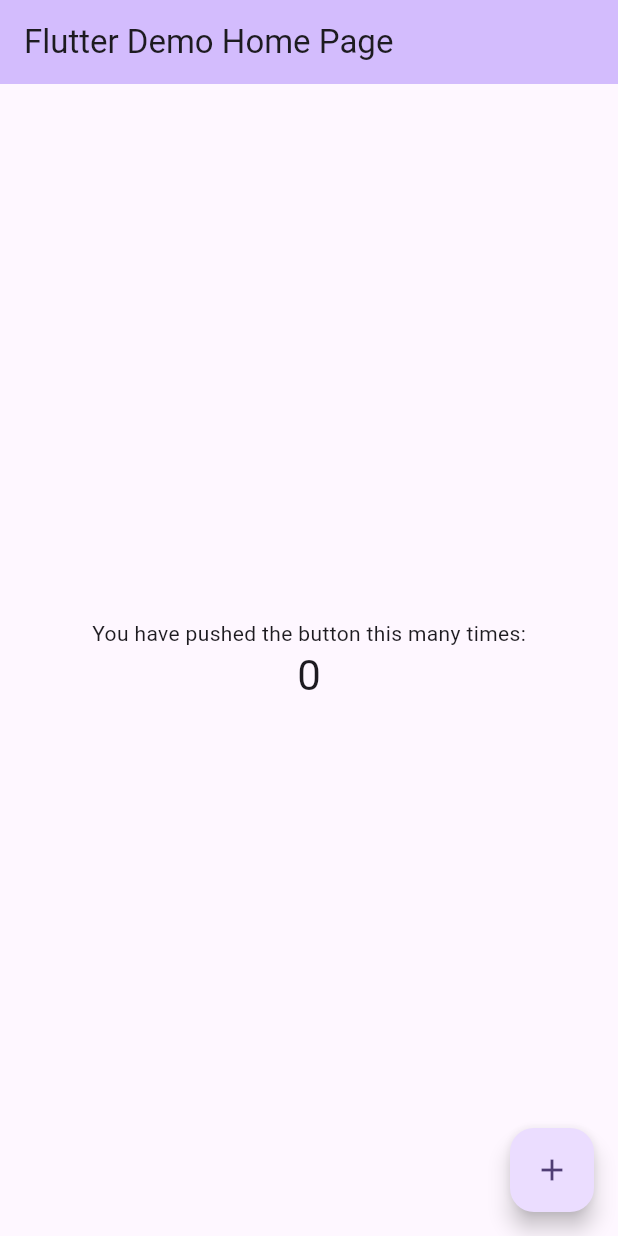
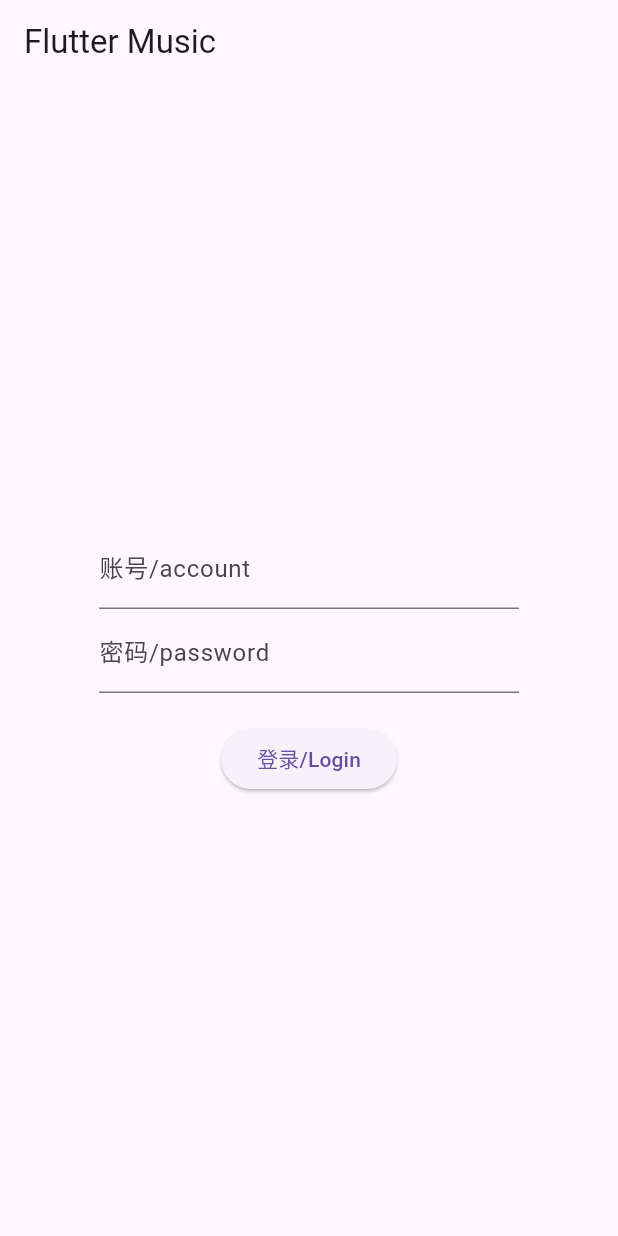
Before and after one commit to iHe1u0/FlMusic, a Flutter app: the screen it shows after launch, on a phone screen of 412 x 824 dp. Run offline on Flutter 3.47's test engine with Material 3 defaults, Android fonts, the phone set to English and light mode, and no system bars.

Commit message:
Add login UI, add permission of Android

```diff
--- a/lib/main.dart
+++ b/lib/main.dart
@@ -1,4 +1,7 @@
+import 'package:flmusic/pages/music_list.dart';
 import 'package:flutter/material.dart';
+
+import 'pages/login.dart';
 
 void main() {
   runApp(const MyApp());
@@ -7,119 +10,21 @@
 class MyApp extends StatelessWidget {
   const MyApp({super.key});
 
-  // This widget is the root of your application.
   @override
   Widget build(BuildContext context) {
+    // return MaterialApp(
+    //   title: 'Flutter Music',
+    //   theme: ThemeData(
+    //     primarySwatch: Colors.blue,
+    //   ),
+    //   home: const LoginPage(),
+    // );
     return MaterialApp(
-      title: 'Flutter Demo',
-      theme: ThemeData(
-        // This is the theme of your application.
-        //
-        // TRY THIS: Try running your application with "flutter run". You'll see
-        // the application has a purple toolbar. Then, without quitting the app,
-        // try changing the seedColor in the colorScheme below to Colors.green
-        // and then invoke "hot reload" (save your changes or press the "hot
-        // reload" button in a Flutter-supported IDE, or press "r" if you used
-        // the command line to start the app).
-        //
-        // Notice that the counter didn't reset back to zero; the application
-        // state is not lost during the reload. To reset the state, use hot
-        // restart instead.
-        //
-        // This works for code too, not just values: Most code changes can be
-        // tested with just a hot reload.
-        colorScheme: ColorScheme.fromSeed(seedColor: Colors.deepPurple),
-        useMaterial3: true,
-      ),
-      home: const MyHomePage(title: 'Flutter Demo Home Page'),
+      title: 'Flutter Music',
+      routes: {
+        "/": (context) => const LoginPage(),
+        "/music_list": (context) => const MusicListPage()
+      },
     );
   }
 }
-
-class MyHomePage extends StatefulWidget {
-  const MyHomePage({super.key, required this.title});
-
-  // This widget is the home page of your application. It is stateful, meaning
-  // that it has a State object (defined below) that contains fields that affect
-  // how it looks.
-
-  // This class is the configuration for the state. It holds the values (in this
-  // case the title) provided by the parent (in this case the App widget) and
-  // used by the build method of the State. Fields in a Widget subclass are
-  // always marked "final".
-
-  final String title;
-
-  @override
-  State<MyHomePage> createState() => _MyHomePageState();
-}
-
-class _MyHomePageState extends State<MyHomePage> {
-  int _counter = 0;
-
-  void _incrementCounter() {
-    setState(() {
-      // This call to setState tells the Flutter framework that something has
-      // changed in this State, which causes it to rerun the build method below
-      // so that the display can reflect the updated values. If we changed
-      // _counter without calling setState(), then the build method would not be
-      // called again, and so nothing would appear to happen.
-      _counter++;
-    });
-  }
-
-  @override
-  Widget build(BuildContext context) {
-    // This method is rerun every time setState is called, for instance as done
-    // by the _incrementCounter method above.
-    //
-    // The Flutter framework has been optimized to make rerunning build methods
-    // fast, so that you can just rebuild anything that needs updating rather
-    // than having to individually change instances of widgets.
-    return Scaffold(
-      appBar: AppBar(
-        // TRY THIS: Try changing the color here to a specific color (to
-        // Colors.amber, perhaps?) and trigger a hot reload to see the AppBar
-        // change color while the other colors stay the same.
-        backgroundColor: Theme.of(context).colorScheme.inversePrimary,
-        // Here we take the value from the MyHomePage object that was created by
-        // the App.build method, and use it to set our appbar title.
-        title: Text(widget.title),
-      ),
-      body: Center(
-        // Center is a layout widget. It takes a single child and positions it
-        // in the middle of the parent.
-        child: Column(
-          // Column is also a layout widget. It takes a list of children and
-          // arranges them vertically. By default, it sizes itself to fit its
-          // children horizontally, and tries to be as tall as its parent.
-          //
-          // Column has various properties to control how it sizes itself and
-          // how it positions its children. Here we use mainAxisAlignment to
-          // center the children vertically; the main axis here is the vertical
-          // axis because Columns are vertical (the cross axis would be
-          // horizontal).
-          //
-          // TRY THIS: Invoke "debug painting" (choose the "Toggle Debug Paint"
-          // action in the IDE, or press "p" in the console), to see the
-          // wireframe for each widget.
-          mainAxisAlignment: MainAxisAlignment.center,
-          children: <Widget>[
-            const Text(
-              'You have pushed the button this many times:',
-            ),
-            Text(
-              '$_counter',
-              style: Theme.of(context).textTheme.headlineMedium,
-            ),
-          ],
-        ),
-      ),
-      floatingActionButton: FloatingActionButton(
-        onPressed: _incrementCounter,
-        tooltip: 'Increment',
-        child: const Icon(Icons.add),
-      ), // This trailing comma makes auto-formatting nicer for build methods.
-    );
-  }
-}
--- /dev/null
+++ b/lib/models/user.dart
@@ -0,0 +1,21 @@
+import 'dart:convert';
+import 'dart:typed_data';
+
+import 'package:crypto/crypto.dart';
+import 'package:flutter/foundation.dart';
+
+/// user model
+class User {
+  final String account;
+
+  User(this.account);
+
+  String generateUserKey() {
+    if (kDebugMode) {
+      return account;
+    }
+    Uint8List content = const Utf8Encoder().convert(account);
+    Digest digest = md5.convert(content);
+    return digest.toString();
+  }
+}
--- /dev/null
+++ b/lib/pages/login.dart
@@ -0,0 +1,93 @@
+import 'package:flmusic/models/user.dart';
+import 'package:flutter/foundation.dart';
+import 'package:flutter/material.dart';
+
+class LoginPage extends StatefulWidget {
+  const LoginPage({super.key});
+
+  @override
+  // ignore: library_private_types_in_public_api
+  _LoginPageState createState() => _LoginPageState();
+}
+
+class _LoginPageState extends State<LoginPage> {
+  final _formKey = GlobalKey<FormState>();
+  final TextEditingController _usernameController = TextEditingController();
+  final TextEditingController _passwordController = TextEditingController();
+
+  void _login() {
+    if (_formKey.currentState?.validate() == true) {
+      String username = _usernameController.text;
+      String password = _passwordController.text;
+
+      // 模拟登录处理逻辑
+      if (kDebugMode) {
+        ScaffoldMessenger.of(context).showSnackBar(SnackBar(
+          content: Text(
+              'Logging in with username: $username and password: $password'),
+        ));
+      }
+      // 跳转页面
+      Navigator.pushNamed(context, "/music_list",
+          arguments: User(username.isEmpty ? "kc_user" : username));
+    }
+  }
+
+  @override
+  Widget build(BuildContext context) {
+    return Scaffold(
+      appBar: AppBar(
+        title: const Text('Flutter Music'),
+      ),
+      body: Padding(
+        padding: const EdgeInsets.all(16.0),
+        child: Form(
+          key: _formKey,
+          child: Column(
+            mainAxisAlignment: MainAxisAlignment.center,
+            children: <Widget>[
+              Padding(
+                padding: const EdgeInsets.symmetric(horizontal: 50.0),
+                child: TextFormField(
+                  controller: _usernameController,
+                  decoration: const InputDecoration(labelText: '账号/account'),
+                  validator: (value) {
+                    if (kDebugMode) {
+                      return null;
+                    }
+                    if (value == null || value.isEmpty) {
+                      return 'Please enter your username';
+                    }
+                    return null;
+                  },
+                ),
+              ),
+              Padding(
+                padding: const EdgeInsets.symmetric(horizontal: 50.0),
+                child: TextFormField(
+                  controller: _passwordController,
+                  obscureText: true,
+                  decoration: const InputDecoration(labelText: '密码/password'),
+                  validator: (value) {
+                    if (kDebugMode) {
+                      return null;
+                    }
+                    if (value == null || value.isEmpty) {
+                      return 'Please enter your password';
+                    }
+                    return null;
+                  },
+                ),
+              ),
+              const SizedBox(height: 20),
+              ElevatedButton(
+                onPressed: _login,
+                child: const Text('登录/Login'),
+              ),
+            ],
+          ),
+        ),
+      ),
+    );
+  }
+}
--- a/pubspec.yaml
+++ b/pubspec.yaml
@@ -36,6 +36,7 @@ dependencies:
   # Use with the CupertinoIcons class for iOS style icons.
   cupertino_icons: ^1.0.8
   webdav_client: ^1.2.2
+  crypto: ^3.0.5
 
 dev_dependencies:
   flutter_test:
```
Also changed, not shown: lib/pages/music_list.dart (added, +30 -0 lines), pubspec.lock, 1 other file.
